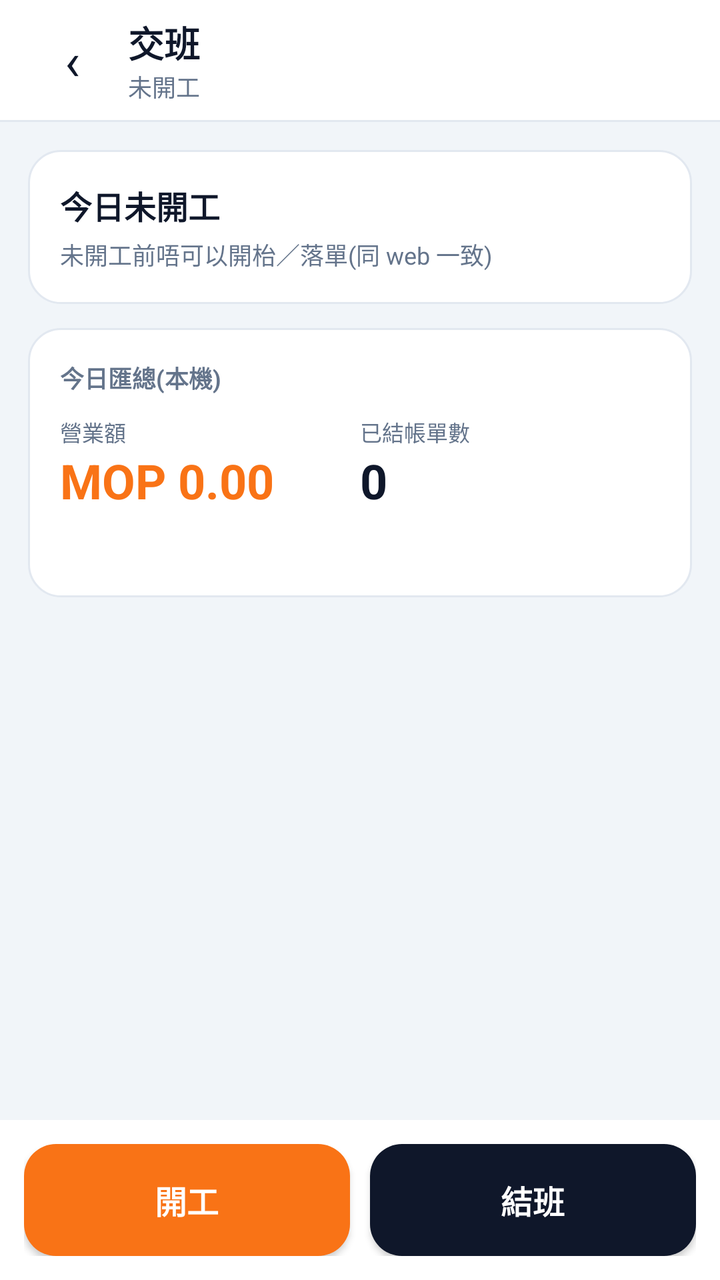
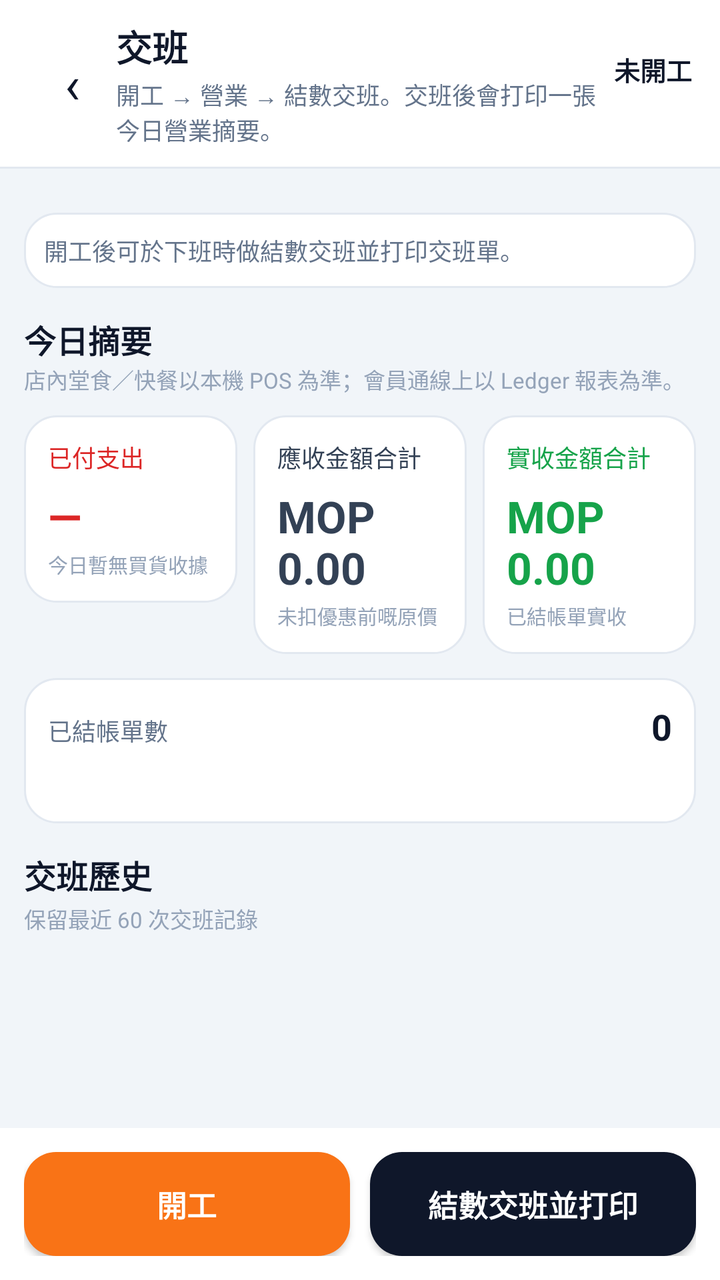

Two renders of the same Android screen: before a commit and after it. Below are the layout's source before the change and the commit's diff.
<!-- AndroidManifest.xml: application theme Theme.MacauposNative -->
<!-- res/layout/activity_shift.xml -->
<?xml version="1.0" encoding="utf-8"?>
<LinearLayout xmlns:android="http://schemas.android.com/apk/res/android"
    android:layout_width="match_parent"
    android:layout_height="match_parent"
    android:background="@color/bg_screen"
    android:fitsSystemWindows="true"
    android:orientation="vertical">

    <LinearLayout
        android:layout_width="match_parent"
        android:layout_height="wrap_content"
        android:background="@color/card"
        android:gravity="center_vertical"
        android:orientation="horizontal"
        android:paddingHorizontal="14dp"
        android:paddingVertical="8dp">

        <TextView
            android:id="@+id/btnBack"
            android:layout_width="44dp"
            android:layout_height="44dp"
            android:gravity="center"
            android:text="‹"
            android:textColor="@color/text_primary"
            android:textSize="26sp" />

        <LinearLayout
            android:layout_width="0dp"
            android:layout_height="wrap_content"
            android:layout_marginStart="6dp"
            android:layout_weight="1"
            android:orientation="vertical">

            <TextView
                android:layout_width="wrap_content"
                android:layout_height="wrap_content"
                android:text="交班"
                android:textColor="@color/slate_900"
                android:textSize="18sp"
                android:textStyle="bold" />

            <TextView
                android:id="@+id/txtShiftState"
                android:layout_width="wrap_content"
                android:layout_height="wrap_content"
                android:text="未開工"
                android:textColor="@color/text_secondary"
                android:textSize="12sp" />
        </LinearLayout>
    </LinearLayout>

    <View
        android:layout_width="match_parent"
        android:layout_height="1dp"
        android:background="@color/card_border" />

    <ScrollView
        android:layout_width="match_parent"
        android:layout_height="0dp"
        android:layout_weight="1">

        <LinearLayout
            android:layout_width="match_parent"
            android:layout_height="wrap_content"
            android:orientation="vertical"
            android:padding="14dp">

            
            <LinearLayout
                android:layout_width="match_parent"
                android:layout_height="wrap_content"
                android:background="@drawable/bg_card"
                android:orientation="vertical"
                android:padding="16dp">

                <TextView
                    android:id="@+id/txtShiftMeta"
                    android:layout_width="match_parent"
                    android:layout_height="wrap_content"
                    android:text="今日未開工"
                    android:textColor="@color/slate_900"
                    android:textSize="16sp"
                    android:textStyle="bold" />

                <TextView
                    android:id="@+id/txtShiftSub"
                    android:layout_width="match_parent"
                    android:layout_height="wrap_content"
                    android:layout_marginTop="4dp"
                    android:text="未開工前唔可以開枱／落單(同 web 一致)"
                    android:textColor="@color/text_secondary"
                    android:textSize="12sp" />
            </LinearLayout>

            
            <LinearLayout
                android:layout_width="match_parent"
                android:layout_height="wrap_content"
                android:layout_marginTop="12dp"
                android:background="@drawable/bg_card"
                android:orientation="vertical"
                android:padding="16dp">

                <TextView
                    android:layout_width="wrap_content"
                    android:layout_height="wrap_content"
                    android:text="今日匯總(本機)"
                    android:textColor="@color/text_secondary"
                    android:textSize="12sp"
                    android:textStyle="bold" />

                <LinearLayout
                    android:layout_width="match_parent"
                    android:layout_height="wrap_content"
                    android:layout_marginTop="10dp"
                    android:orientation="horizontal">

                    <LinearLayout
                        android:layout_width="0dp"
                        android:layout_height="wrap_content"
                        android:layout_weight="1"
                        android:orientation="vertical">

                        <TextView
                            android:layout_width="wrap_content"
                            android:layout_height="wrap_content"
                            android:text="營業額"
                            android:textColor="@color/text_secondary"
                            android:textSize="11sp" />

                        <TextView
                            android:id="@+id/txtRevenue"
                            android:layout_width="wrap_content"
                            android:layout_height="wrap_content"
                            android:text="MOP 0.00"
                            android:textColor="@color/accent"
                            android:textSize="24sp"
                            android:textStyle="bold" />
                    </LinearLayout>

                    <LinearLayout
                        android:layout_width="0dp"
                        android:layout_height="wrap_content"
                        android:layout_weight="1"
                        android:orientation="vertical">

                        <TextView
                            android:layout_width="wrap_content"
                            android:layout_height="wrap_content"
                            android:text="已結帳單數"
                            android:textColor="@color/text_secondary"
                            android:textSize="11sp" />

                        <TextView
                            android:id="@+id/txtOrderCount"
                            android:layout_width="wrap_content"
                            android:layout_height="wrap_content"
                            android:text="0"
                            android:textColor="@color/slate_900"
                            android:textSize="24sp"
                            android:textStyle="bold" />
                    </LinearLayout>
                </LinearLayout>

                <TextView
                    android:id="@+id/txtBreakdown"
                    android:layout_width="match_parent"
                    android:layout_height="wrap_content"
                    android:layout_marginTop="10dp"
                    android:lineSpacingExtra="4dp"
                    android:textColor="@color/text_secondary"
                    android:textSize="12sp" />
            </LinearLayout>
        </LinearLayout>
    </ScrollView>

    <LinearLayout
        android:layout_width="match_parent"
        android:layout_height="wrap_content"
        android:background="@color/card"
        android:orientation="horizontal"
        android:padding="12dp">

        <Button
            android:id="@+id/btnOpenShift"
            android:layout_width="0dp"
            android:layout_height="56dp"
            android:layout_weight="1"
            android:background="@drawable/bg_btn_accent"
            android:text="開工"
            android:textColor="@color/btn_text_on_accent"
            android:textSize="16sp"
            android:textStyle="bold" />

        <Button
            android:id="@+id/btnCloseShift"
            android:layout_width="0dp"
            android:layout_height="56dp"
            android:layout_marginStart="10dp"
            android:layout_weight="1"
            android:background="@drawable/bg_btn_dark"
            android:text="結班"
            android:textColor="@color/card"
            android:textSize="16sp"
            android:textStyle="bold" />
    </LinearLayout>
</LinearLayout>
<!-- resources referenced by this layout -->
<resources>
  <color name="accent">#F97316</color>
  <color name="bg_screen">#F1F5F9</color>
  <color name="card">#FFFFFF</color>
  <color name="card_border">#E2E8F0</color>
  <color name="slate_900">#0F172A</color>
  <color name="text_primary">#0F172A</color>
  <color name="text_secondary">#64748B</color>
  <!-- drawable bg_btn_accent (drawable) -->
  <?xml version="1.0" encoding="utf-8"?>
  <selector xmlns:android="http://schemas.android.com/apk/res/android">
      <item android:state_pressed="true">
          <shape android:shape="rectangle">
              <solid android:color="@color/accent_deep" />
              <corners android:radius="16dp" />
          </shape>
      </item>
      <item android:state_enabled="false">
          <shape android:shape="rectangle">
              <solid android:color="#E2E8F0" />
              <corners android:radius="16dp" />
          </shape>
      </item>
      <item>
          <shape android:shape="rectangle">
              <solid android:color="@color/accent" />
              <corners android:radius="16dp" />
          </shape>
      </item>
  </selector>
  <!-- drawable bg_btn_dark (drawable) -->
  <?xml version="1.0" encoding="utf-8"?>
  <selector xmlns:android="http://schemas.android.com/apk/res/android">
      <item android:state_pressed="true">
          <shape android:shape="rectangle">
              <solid android:color="@color/slate_700" />
              <corners android:radius="16dp" />
          </shape>
      </item>
      <item>
          <shape android:shape="rectangle">
              <solid android:color="@color/slate_900" />
              <corners android:radius="16dp" />
          </shape>
      </item>
  </selector>
  <!-- drawable bg_card (drawable) -->
  <?xml version="1.0" encoding="utf-8"?>
  <shape xmlns:android="http://schemas.android.com/apk/res/android" android:shape="rectangle">
      <solid android:color="@color/card" />
      <corners android:radius="16dp" />
      <stroke android:width="1dp" android:color="@color/card_border" />
  </shape>
  <style name="Theme.MacauposNative" parent="android:Theme.Material.Light.NoActionBar">
          <item name="android:statusBarColor">#F1F5F9</item>
          <item name="android:navigationBarColor">#FFFFFF</item>
          <item name="android:windowBackground">#F1F5F9</item>
          <item name="android:colorAccent">#F97316</item>
          <item name="android:windowLightStatusBar">true</item>
      </style>
  <color name="accent_deep">#EA580C</color>
  <color name="slate_700">#334155</color>
</resources>

<!-- the commit's change to res/layout/activity_shift.xml (unified diff, before → after) -->
@@ -6,6 +6,7 @@
     android:fitsSystemWindows="true"
     android:orientation="vertical">
 
+    
     <LinearLayout
         android:layout_width="match_parent"
         android:layout_height="wrap_content"
@@ -13,7 +14,7 @@
         android:gravity="center_vertical"
         android:orientation="horizontal"
         android:paddingHorizontal="14dp"
-        android:paddingVertical="8dp">
+        android:paddingVertical="10dp">
 
         <TextView
             android:id="@+id/btnBack"
@@ -27,7 +28,6 @@
         <LinearLayout
             android:layout_width="0dp"
             android:layout_height="wrap_content"
-            android:layout_marginStart="6dp"
             android:layout_weight="1"
             android:orientation="vertical">
 
@@ -40,12 +40,37 @@
                 android:textStyle="bold" />
 
             <TextView
-                android:id="@+id/txtShiftState"
-                android:layout_width="wrap_content"
-                android:layout_height="wrap_content"
-                android:text="未開工"
+                android:layout_width="wrap_content"
+                android:layout_height="wrap_content"
+                android:layout_marginTop="2dp"
+                android:text="開工 → 營業 → 結數交班。交班後會打印一張今日營業摘要。"
                 android:textColor="@color/text_secondary"
                 android:textSize="12sp" />
+        </LinearLayout>
+
+        <LinearLayout
+            android:layout_width="wrap_content"
+            android:layout_height="wrap_content"
+            android:gravity="center_vertical"
+            android:orientation="vertical">
+
+            <TextView
+                android:id="@+id/txtShiftMeta"
+                android:layout_width="wrap_content"
+                android:layout_height="wrap_content"
+                android:gravity="end"
+                android:text="未開工"
+                android:textColor="@color/slate_900"
+                android:textSize="13sp"
+                android:textStyle="bold" />
+
+            <TextView
+                android:id="@+id/txtShiftSub"
+                android:layout_width="wrap_content"
+                android:layout_height="wrap_content"
+                android:gravity="end"
+                android:textColor="@color/text_secondary"
+                android:textSize="10sp" />
         </LinearLayout>
     </LinearLayout>
 
@@ -63,33 +88,187 @@
             android:layout_width="match_parent"
             android:layout_height="wrap_content"
             android:orientation="vertical"
-            android:padding="14dp">
+            android:padding="12dp">
 
             
             <LinearLayout
+                android:id="@+id/boxOpenNote"
                 android:layout_width="match_parent"
                 android:layout_height="wrap_content"
                 android:background="@drawable/bg_card"
                 android:orientation="vertical"
-                android:padding="16dp">
+                android:padding="12dp"
+                android:visibility="gone">
 
                 <TextView
-                    android:id="@+id/txtShiftMeta"
-                    android:layout_width="match_parent"
-                    android:layout_height="wrap_content"
-                    android:text="今日未開工"
-                    android:textColor="@color/slate_900"
-                    android:textSize="16sp"
+                    android:layout_width="wrap_content"
+                    android:layout_height="wrap_content"
+                    android:text="開工備註（選填）"
+                    android:textColor="@color/text_secondary"
+                    android:textSize="11sp"
                     android:textStyle="bold" />
 
-                <TextView
-                    android:id="@+id/txtShiftSub"
-                    android:layout_width="match_parent"
-                    android:layout_height="wrap_content"
-                    android:layout_marginTop="4dp"
-                    android:text="未開工前唔可以開枱／落單(同 web 一致)"
-                    android:textColor="@color/text_secondary"
-                    android:textSize="12sp" />
+                <EditText
+                    android:id="@+id/inputOpenNote"
+                    android:layout_width="match_parent"
+                    android:layout_height="wrap_content"
+                    android:hint="例如：今日人手安排／開店檢查"
+                    android:textColor="@color/text_primary"
+                    android:textColorHint="@color/text_faint"
+                    android:textSize="13sp" />
+            </LinearLayout>
+
+            
+            <TextView
+                android:id="@+id/txtShiftState"
+                android:layout_width="match_parent"
+                android:layout_height="wrap_content"
+                android:layout_marginTop="10dp"
+                android:background="@drawable/bg_card"
+                android:padding="10dp"
+                android:text="開工後可於下班時做結數交班並打印交班單。"
+                android:textColor="@color/text_secondary"
+                android:textSize="12sp" />
+
+            
+            <TextView
+                android:layout_width="wrap_content"
+                android:layout_height="wrap_content"
+                android:layout_marginTop="14dp"
+                android:text="今日摘要"
+                android:textColor="@color/slate_900"
+                android:textSize="16sp"
+                android:textStyle="bold" />
+
+            <TextView
+                android:layout_width="wrap_content"
+                android:layout_height="wrap_content"
+                android:text="店內堂食／快餐以本機 POS 為準；會員通線上以 Ledger 報表為準。"
+                android:textColor="@color/text_faint"
+                android:textSize="11sp" />
+
+            
+            <LinearLayout
+                android:layout_width="match_parent"
+                android:layout_height="wrap_content"
+                android:layout_marginTop="10dp"
+                android:orientation="horizontal">
+
+                
+                <LinearLayout
+                    android:layout_width="0dp"
+                    android:layout_height="wrap_content"
+                    android:layout_weight="1"
+                    android:background="@drawable/bg_card"
+                    android:orientation="vertical"
+                    android:padding="12dp">
+
+                    <TextView
+                        android:layout_width="wrap_content"
+                        android:layout_height="wrap_content"
+                        android:text="已付支出"
+                        android:textColor="@color/warn_red"
+                        android:textSize="12sp" />
+
+                    <TextView
+                        android:id="@+id/txtExpense"
+                        android:layout_width="wrap_content"
+                        android:layout_height="wrap_content"
+                        android:layout_marginTop="6dp"
+                        android:text="—"
+                        android:textColor="@color/warn_red"
+                        android:textSize="22sp"
+                        android:textStyle="bold" />
+
+                    <TextView
+                        android:id="@+id/txtExpenseSub"
+                        android:layout_width="match_parent"
+                        android:layout_height="wrap_content"
+                        android:layout_marginTop="2dp"
+                        android:text="今日暫無買貨收據"
+                        android:textColor="@color/text_faint"
+                        android:textSize="10sp" />
+                </LinearLayout>
+
+                <View
+                    android:layout_width="8dp"
+                    android:layout_height="1dp" />
+
+                
+                <LinearLayout
+                    android:layout_width="0dp"
+                    android:layout_height="wrap_content"
+                    android:layout_weight="1"
+                    android:background="@drawable/bg_card"
+                    android:orientation="vertical"
+                    android:padding="12dp">
+
+                    <TextView
+                        android:layout_width="wrap_content"
+                        android:layout_height="wrap_content"
+                        android:text="應收金額合計"
+                        android:textColor="@color/slate_700"
+                        android:textSize="12sp" />
+
+                    <TextView
+                        android:id="@+id/txtReceivable"
+                        android:layout_width="wrap_content"
+                        android:layout_height="wrap_content"
+                        android:layout_marginTop="6dp"
+                        android:text="MOP 0.00"
+                        android:textColor="@color/slate_700"
+                        android:textSize="22sp"
+                        android:textStyle="bold" />
+
+                    <TextView
+                        android:id="@+id/txtReceivableSub"
+                        android:layout_width="match_parent"
+                        android:layout_height="wrap_content"
+                        android:layout_marginTop="2dp"
+                        android:text="未扣優惠前嘅原價"
+                        android:textColor="@color/text_faint"
+                        android:textSize="10sp" />
+                </LinearLayout>
+
+                <View
+                    android:layout_width="8dp"
+                    android:layout_height="1dp" />
+
+                
+                <LinearLayout
+                    android:layout_width="0dp"
+                    android:layout_height="wrap_content"
+                    android:layout_weight="1"
+                    android:background="@drawable/bg_card"
+                    android:orientation="vertical"
+                    android:padding="12dp">
+
+                    <TextView
+                        android:layout_width="wrap_content"
+                        android:layout_height="wrap_content"
+                        android:text="實收金額合計"
+                        android:textColor="@color/ok_green"
+                        android:textSize="12sp" />
+
+                    <TextView
+                        android:id="@+id/txtRevenue"
+                        android:layout_width="wrap_content"
+                        android:layout_height="wrap_content"
+                        android:layout_marginTop="6dp"
+                        android:text="MOP 0.00"
+                        android:textColor="@color/ok_green"
+                        android:textSize="22sp"
+                        android:textStyle="bold" />
+
+                    <TextView
+                        android:id="@+id/txtRevenueSub"
+                        android:layout_width="match_parent"
+                        android:layout_height="wrap_content"
+                        android:layout_marginTop="2dp"
+                        android:text="已結帳單實收"
+                        android:textColor="@color/text_faint"
+                        android:textSize="10sp" />
+                </LinearLayout>
             </LinearLayout>
 
             
@@ -99,81 +278,76 @@
                 android:layout_marginTop="12dp"
                 android:background="@drawable/bg_card"
                 android:orientation="vertical"
-                android:padding="16dp">
-
-                <TextView
-                    android:layout_width="wrap_content"
-                    android:layout_height="wrap_content"
-                    android:text="今日匯總(本機)"
-                    android:textColor="@color/text_secondary"
-                    android:textSize="12sp"
-                    android:textStyle="bold" />
-
-                <LinearLayout
-                    android:layout_width="match_parent"
-                    android:layout_height="wrap_content"
-                    android:layout_marginTop="10dp"
+                android:padding="12dp">
+
+                <LinearLayout
+                    android:layout_width="match_parent"
+                    android:layout_height="wrap_content"
                     android:orientation="horizontal">
 
-                    <LinearLayout
+                    <TextView
                         android:layout_width="0dp"
                         android:layout_height="wrap_content"
                         android:layout_weight="1"
-                        android:orientation="vertical">
-
-                        <TextView
-                            android:layout_width="wrap_content"
-                            android:layout_height="wrap_content"
-                            android:text="營業額"
-                            android:textColor="@color/text_secondary"
-                            android:textSize="11sp" />
-
-                        <TextView
-                            android:id="@+id/txtRevenue"
-                            android:layout_width="wrap_content"
-                            android:layout_height="wrap_content"
-                            android:text="MOP 0.00"
-                            android:textColor="@color/accent"
-                            android:textSize="24sp"
-                            android:textStyle="bold" />
-                    </LinearLayout>
-
-                    <LinearLayout
-                        android:layout_width="0dp"
-                        android:layout_height="wrap_content"
-                        android:layout_weight="1"
-                        android:orientation="vertical">
-
-                        <TextView
-                            android:layout_width="wrap_content"
-                            android:layout_height="wrap_content"
-                            android:text="已結帳單數"
-                            android:textColor="@color/text_secondary"
-                            android:textSize="11sp" />
-
-                        <TextView
-                            android:id="@+id/txtOrderCount"
-                            android:layout_width="wrap_content"
-                            android:layout_height="wrap_content"
-                            android:text="0"
-                            android:textColor="@color/slate_900"
-                            android:textSize="24sp"
-                            android:textStyle="bold" />
-                    </LinearLayout>
+                        android:text="已結帳單數"
+                        android:textColor="@color/text_secondary"
+                        android:textSize="12sp" />
+
+                    <TextView
+                        android:id="@+id/txtOrderCount"
+                        android:layout_width="wrap_content"
+                        android:layout_height="wrap_content"
+                        android:text="0"
+                        android:textColor="@color/slate_900"
+                        android:textSize="18sp"
+                        android:textStyle="bold" />
                 </LinearLayout>
 
                 <TextView
                     android:id="@+id/txtBreakdown"
                     android:layout_width="match_parent"
                     android:layout_height="wrap_content"
-                    android:layout_marginTop="10dp"
+                    android:layout_marginTop="8dp"
                     android:lineSpacingExtra="4dp"
                     android:textColor="@color/text_secondary"
                     android:textSize="12sp" />
             </LinearLayout>
+
+            
+            <LinearLayout
+                android:layout_width="match_parent"
+                android:layout_height="wrap_content"
+                android:layout_marginTop="14dp"
+                android:orientation="vertical">
+
+                <TextView
+                    android:layout_width="wrap_content"
+                    android:layout_height="wrap_content"
+                    android:text="交班歷史"
+                    android:textColor="@color/slate_900"
+                    android:textSize="16sp"
+                    android:textStyle="bold" />
+
+                <TextView
+                    android:id="@+id/txtHistoryHint"
+                    android:layout_width="match_parent"
+                    android:layout_height="wrap_content"
+                    android:layout_marginTop="2dp"
+                    android:text="保留最近 60 次交班記錄"
+                    android:textColor="@color/text_faint"
+                    android:textSize="11sp" />
+
+                <LinearLayout
+                    android:id="@+id/boxHistory"
+                    android:layout_width="match_parent"
+                    android:layout_height="wrap_content"
+                    android:layout_marginTop="8dp"
+                    android:orientation="vertical" />
+            </LinearLayout>
         </LinearLayout>
     </ScrollView>
 
+    
     <LinearLayout
         android:layout_width="match_parent"
         android:layout_height="wrap_content"
@@ -184,24 +358,24 @@
         <Button
             android:id="@+id/btnOpenShift"
             android:layout_width="0dp"
-            android:layout_height="56dp"
+            android:layout_height="52dp"
             android:layout_weight="1"
             android:background="@drawable/bg_btn_accent"
             android:text="開工"
             android:textColor="@color/btn_text_on_accent"
-            android:textSize="16sp"
+            android:textSize="15sp"
             android:textStyle="bold" />
 
         <Button
             android:id="@+id/btnCloseShift"
             android:layout_width="0dp"
-            android:layout_height="56dp"
+            android:layout_height="52dp"
             android:layout_marginStart="10dp"
             android:layout_weight="1"
             android:background="@drawable/bg_btn_dark"
-            android:text="結班"
+            android:text="結數交班並打印"
             android:textColor="@color/card"
-            android:textSize="16sp"
+            android:textSize="15sp"
             android:textStyle="bold" />
     </LinearLayout>
 </LinearLayout>
<!-- resource entries referenced after the edit -->
@@ -4,9 +4,12 @@
   <color name="bg_screen">#F1F5F9</color>
   <color name="card">#FFFFFF</color>
   <color name="card_border">#E2E8F0</color>
+  <color name="ok_green">#16A34A</color>
   <color name="slate_900">#0F172A</color>
+  <color name="text_faint">#94A3B8</color>
   <color name="text_primary">#0F172A</color>
   <color name="text_secondary">#64748B</color>
+  <color name="warn_red">#DC2626</color>
   <!-- drawable bg_btn_accent (drawable) -->
   <?xml version="1.0" encoding="utf-8"?>
   <selector xmlns:android="http://schemas.android.com/apk/res/android">
